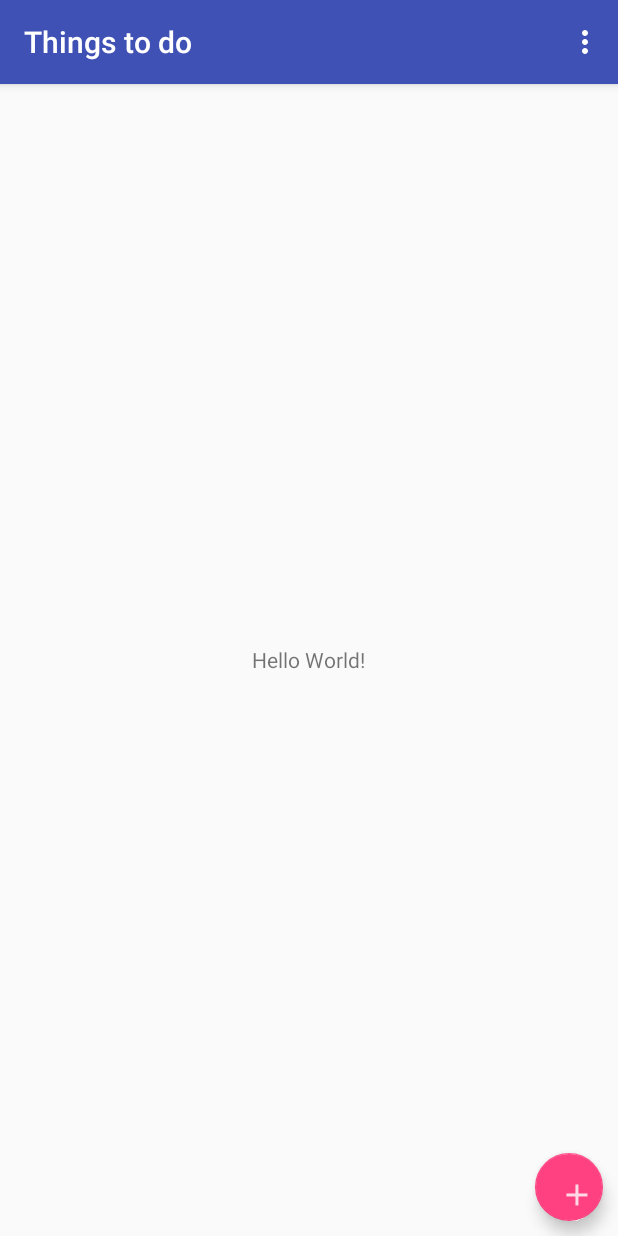
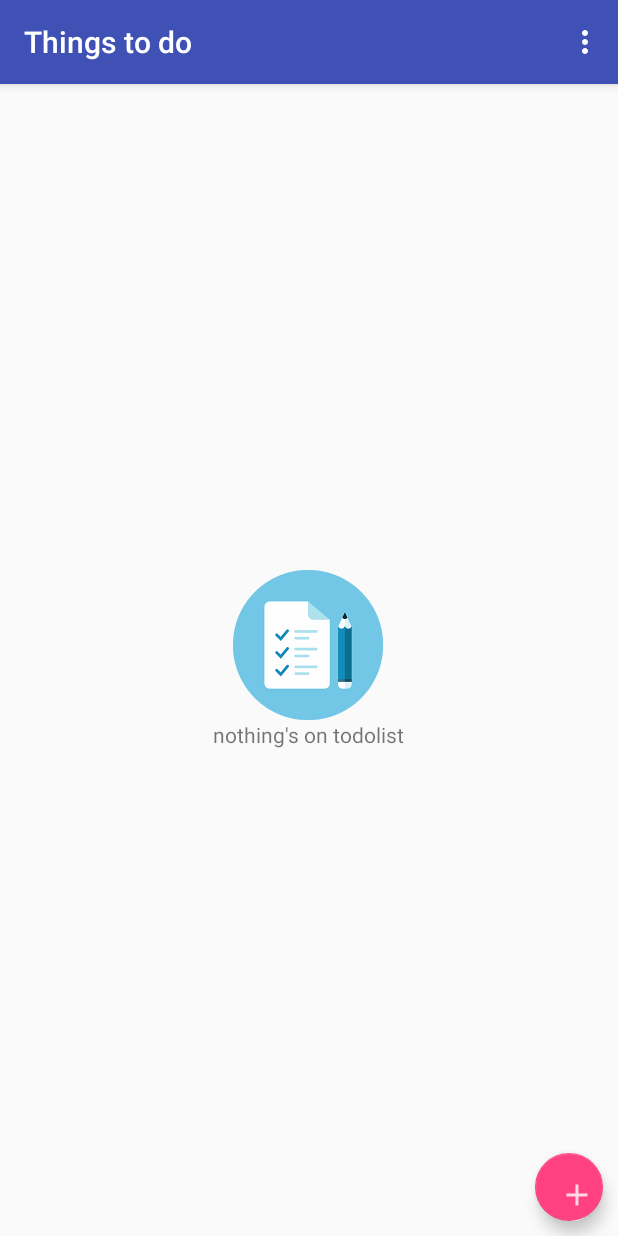
Before and after one commit to lhw1357/Android-Studio_Things-to-do-restart, an Android app: the screen it shows after launch (MainActivity), on a phone screen of 412 x 824 dp. Run offline under Robolectric (Android 15) with nearby library versions, the phone set to English and light mode, and no system bars.

```diff
--- a/app/src/main/res/layout/content_main.xml
+++ b/app/src/main/res/layout/content_main.xml
@@ -13,16 +13,30 @@
         android:layout_width="match_parent"
         android:layout_height="match_parent">
 
-    <TextView
-        android:layout_width="wrap_content"
-        android:layout_height="wrap_content"
-        android:text="Hello World!"
-        app:layout_constraintBottom_toBottomOf="parent"
-        app:layout_constraintLeft_toLeftOf="parent"
-        app:layout_constraintRight_toRightOf="parent"
-        app:layout_constraintTop_toTopOf="parent"
-        android:layout_gravity="center"
+        <LinearLayout
+            android:layout_width="wrap_content"
+            android:layout_height="wrap_content"
+            android:orientation="vertical"
+            android:layout_gravity="center"
+            >
+            <ImageView
+                android:layout_width="100dp"
+                android:layout_height="100dp"
+                android:src="@drawable/empty_view_bg"
+                android:layout_gravity="center"
+                />
+            <TextView
+                android:layout_width="wrap_content"
+                android:layout_height="wrap_content"
+                android:textAlignment="center"
+                android:layout_gravity="center"
+                android:text="nothing's on todolist"
 
-        />
+                />
+
+
+        </LinearLayout>
+
+
     </FrameLayout>
 </LinearLayout>
```
Also changed, not shown: app/src/main/res/layout/addtodo.xml (added, +157 -0 lines).
